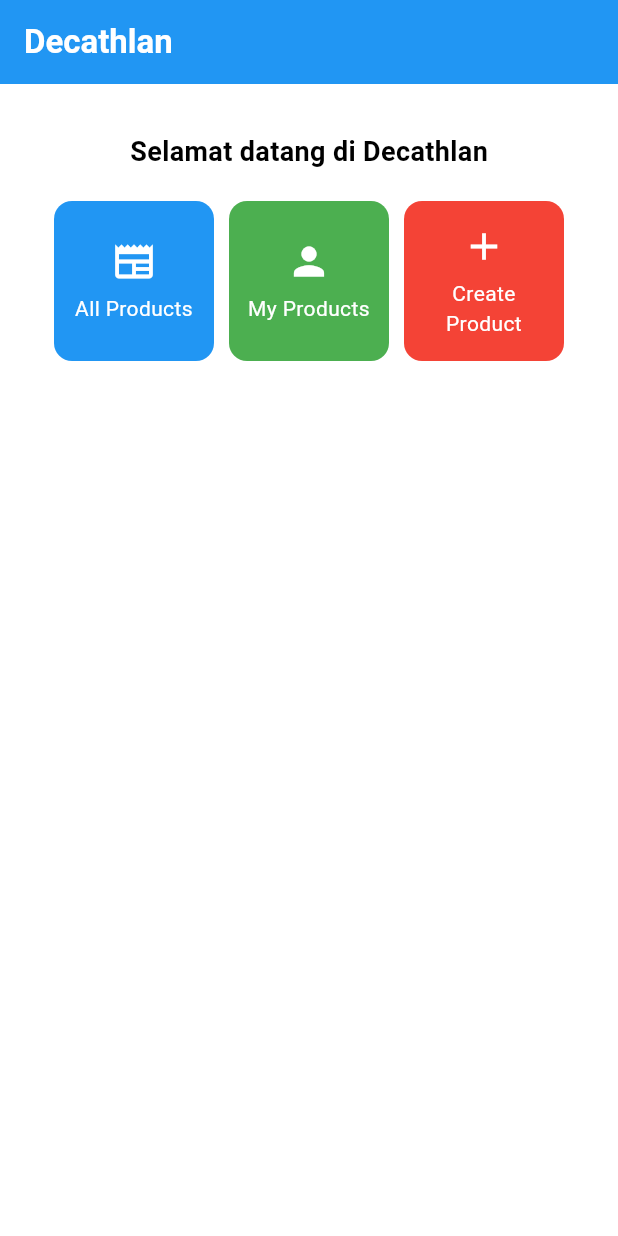
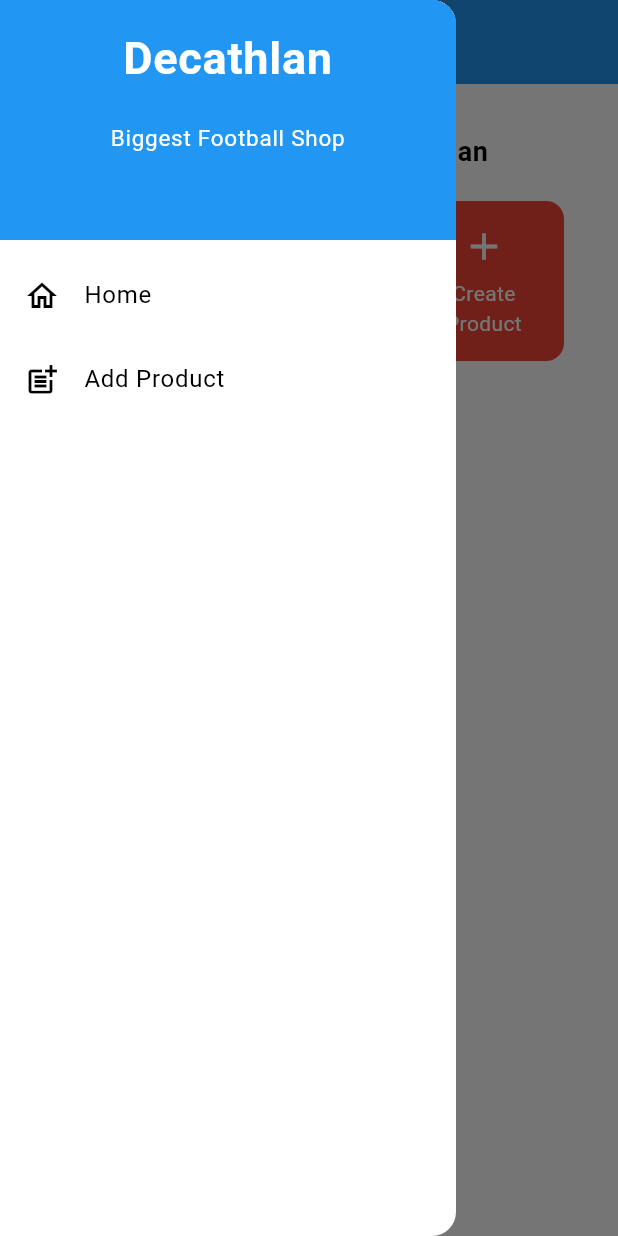
Before and after one commit to rayayayya/decathlan-mobile, a Flutter app: the screen it shows after launch, with the side drawer open (before the commit the screen has no drawer), on a phone screen of 412 x 824 dp. Run offline on Flutter 3.47's test engine with Material 3 defaults, Android fonts, the phone set to English and light mode, and no system bars.

Commit message:
Tugas 8 Individu

```diff
--- a/lib/menu.dart
+++ b/lib/screens/menu.dart
@@ -1,9 +1,9 @@
+import 'package:decathlan_mobile/screens/productlist_form.dart';
+import 'package:decathlan_mobile/widgets/left_drawer.dart';
 import 'package:flutter/material.dart';
 
 class MyHomePage extends StatelessWidget {
   MyHomePage({super.key});
-
-
 
   final List<ItemHomepage> items = [
     ItemHomepage("All Products", Icons.newspaper),
@@ -20,14 +20,12 @@
         // Judul aplikasi "Football News" dengan teks putih dan tebal.
         title: const Text(
           'Decathlan',
-          style: TextStyle(
-            color: Colors.white,
-            fontWeight: FontWeight.bold,
-          ),
+          style: TextStyle(color: Colors.white, fontWeight: FontWeight.bold),
         ),
         // Warna latar belakang AppBar diambil dari skema warna tema aplikasi.
         backgroundColor: Theme.of(context).colorScheme.primary,
       ),
+      drawer: const LeftDrawer(),
       // Body halaman dengan padding di sekelilingnya.
       body: Padding(
         padding: const EdgeInsets.all(16.0),
@@ -35,12 +33,10 @@
         child: Column(
           crossAxisAlignment: CrossAxisAlignment.center,
           children: [
-
             // Menempatkan widget berikutnya di tengah halaman.
             Center(
               child: Column(
                 // Menyusun teks dan grid item secara vertikal.
-
                 children: [
                   // Menampilkan teks sambutan dengan gaya tebal dan ukuran 18.
                   const Padding(
@@ -79,7 +75,6 @@
   }
 }
 
-
 class ItemHomepage {
   final String name;
   final IconData icon;
@@ -88,7 +83,6 @@
 }
 
 class ItemCard extends StatelessWidget {
-
   final ItemHomepage item;
 
   const ItemCard(this.item, {super.key});
@@ -106,11 +100,22 @@
 
       child: InkWell(
         onTap: () {
+          // Memunculkan SnackBar ketika diklik
           ScaffoldMessenger.of(context)
             ..hideCurrentSnackBar()
             ..showSnackBar(
-              SnackBar(content: Text("Kamu telah menekan tombol ${item.name}!"))
+              SnackBar(
+                content: Text("Kamu telah menekan tombol ${item.name}!"),
+              ),
             );
+
+          // Navigate ke route yang sesuai (tergantung jenis tombol)
+          if (item.name == "Add Product") {
+            Navigator.push(
+              context,
+              MaterialPageRoute(builder: (context) => const ProductFormPage()),
+            );
+          }
         },
         child: Container(
           padding: const EdgeInsets.all(8),
@@ -118,11 +123,7 @@
             child: Column(
               mainAxisAlignment: MainAxisAlignment.center,
               children: [
-                Icon(
-                  item.icon,
-                  color: Colors.white,
-                  size: 30.0,
-                ),
+                Icon(item.icon, color: Colors.white, size: 30.0),
                 const Padding(padding: EdgeInsets.all(3)),
                 Text(
                   item.name,
@@ -136,5 +137,4 @@
       ),
     );
   }
-
 }
--- /dev/null
+++ b/lib/widgets/left_drawer.dart
@@ -0,0 +1,65 @@
+import 'package:flutter/material.dart';
+import 'package:decathlan_mobile/screens/menu.dart';
+import 'package:decathlan_mobile/screens/productlist_form.dart';
+
+class LeftDrawer extends StatelessWidget {
+  const LeftDrawer({super.key});
+
+  @override
+  Widget build(BuildContext context) {
+    return Drawer(
+      child: ListView(
+        children: [
+            const DrawerHeader(
+            decoration: BoxDecoration(
+            color: Colors.blue,
+        ),
+        child: Column(
+            children: [
+            Text(
+                'Decathlan',
+                textAlign: TextAlign.center,
+                style: TextStyle(
+                fontSize: 30,
+                fontWeight: FontWeight.bold,
+                color: Colors.white,
+                ),
+            ),
+            Padding(padding: EdgeInsets.all(10)),
+                Text("Biggest Football Shop",
+                  textAlign: TextAlign.center,
+                  style: TextStyle(
+                    fontSize: 15,
+                    fontWeight: FontWeight.normal,
+                    color: Colors.white,
+                  )
+                    ),
+            ],
+            ),
+        ),
+          ListTile(
+            leading: const Icon(Icons.home_outlined),
+            title: const Text('Home'),
+            onTap: () {
+                Navigator.pushReplacement(
+                    context,
+                    MaterialPageRoute(
+                    builder: (context) => MyHomePage(),
+                    ));
+            },
+            ),
+            ListTile(
+                leading: const Icon(Icons.post_add),
+                title: const Text('Add Product'),
+                onTap: () {
+                    Navigator.pushReplacement(
+                    context,
+                    MaterialPageRoute(builder: (context) => ProductFormPage(),
+                ));
+                },
+                ),
+        ],
+      ),
+    );
+  }
+}
```
Also changed, not shown: lib/main.dart (+1 -16 lines), lib/screens/productlist_form.dart (added, +203 -0 lines), lib/widgets/product_card.dart (added, +64 -0 lines), 1 other file. Lines whose indentation alone changed are shown as unchanged.
